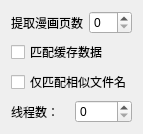
PPJUST/ComicDup, file components/widget_setting_match/res/setting_match.ui: the form before one commit.
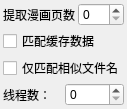
The form after the commit.

What changed in the file:
```diff
--- a/components/widget_setting_match/res/setting_match.ui
+++ b/components/widget_setting_match/res/setting_match.ui
@@ -6,14 +6,29 @@
    <rect>
     <x>0</x>
     <y>0</y>
-    <width>137</width>
-    <height>120</height>
+    <width>125</width>
+    <height>99</height>
    </rect>
   </property>
   <property name="windowTitle">
    <string>Form</string>
   </property>
   <layout class="QVBoxLayout" name="verticalLayout">
+   <property name="spacing">
+    <number>3</number>
+   </property>
+   <property name="leftMargin">
+    <number>3</number>
+   </property>
+   <property name="topMargin">
+    <number>3</number>
+   </property>
+   <property name="rightMargin">
+    <number>3</number>
+   </property>
+   <property name="bottomMargin">
+    <number>3</number>
+   </property>
    <item>
     <layout class="QHBoxLayout" name="horizontalLayout">
      <item>
```
